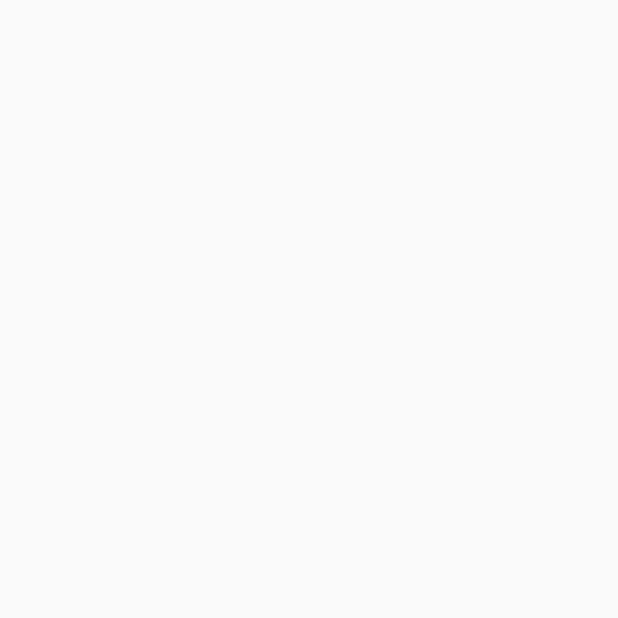
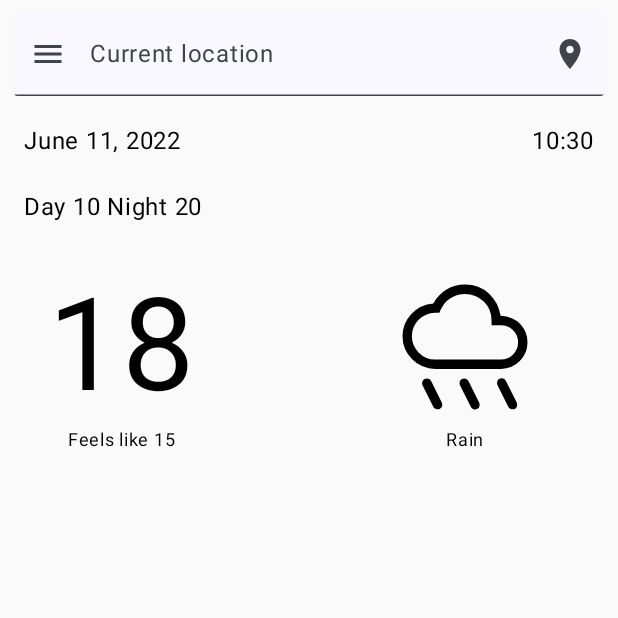
Before and after one commit to mplekunov/WeatherApp, an Android app built with Jetpack Compose: the screen it shows after launch (MainActivity), on a phone screen of 412 x 824 dp, the top half of it. Before the commit the part shown is empty. Run offline under Robolectric (Android 15) with nearby library versions, the phone set to English and light mode, and no system bars.

Commit message:
A bit of weatherOverview UI

```diff
--- a/app/src/main/java/com/application/weatherapp/MainActivity.kt
+++ b/app/src/main/java/com/application/weatherapp/MainActivity.kt
@@ -3,24 +3,34 @@ package com.application.weatherapp
 import android.os.Bundle
 import androidx.activity.ComponentActivity
 import androidx.activity.compose.setContent
-import androidx.compose.foundation.background
 import androidx.compose.foundation.layout.*
-import androidx.compose.foundation.shape.CircleShape
 import androidx.compose.foundation.shape.RoundedCornerShape
-import androidx.compose.foundation.text.BasicTextField
 import androidx.compose.material.icons.Icons
 import androidx.compose.material.icons.filled.LocationOn
 import androidx.compose.material.icons.filled.Menu
-import androidx.compose.material.icons.materialIcon
 import androidx.compose.material3.*
 import androidx.compose.runtime.Composable
+import androidx.compose.ui.Alignment
+import androidx.compose.ui.Alignment.Companion.BottomEnd
+import androidx.compose.ui.Alignment.Companion.BottomStart
+import androidx.compose.ui.Alignment.Companion.CenterEnd
+import androidx.compose.ui.Alignment.Companion.CenterHorizontally
+import androidx.compose.ui.Alignment.Companion.CenterStart
+import androidx.compose.ui.Alignment.Companion.TopEnd
+import androidx.compose.ui.Alignment.Companion.TopStart
 import androidx.compose.ui.Modifier
-import androidx.compose.ui.graphics.Color
+import androidx.compose.ui.graphics.painter.Painter
+import androidx.compose.ui.layout.VerticalAlignmentLine
+import androidx.compose.ui.res.painterResource
 import androidx.compose.ui.res.stringResource
 import androidx.compose.ui.tooling.preview.Preview
-import androidx.compose.ui.tooling.preview.PreviewParameter
 import androidx.compose.ui.unit.dp
+import androidx.compose.ui.unit.sp
 import com.application.weatherapp.ui.theme.WeatherAppTheme
+import java.time.LocalDate
+import java.time.LocalDateTime
+import java.time.format.DateTimeFormatter
+import java.time.format.FormatStyle
 
 class MainActivity : ComponentActivity() {
 
@@ -28,7 +38,7 @@ class MainActivity : ComponentActivity() {
         super.onCreate(savedInstanceState)
         setContent {
             WeatherAppTheme {
-
+                Home()
             }
         }
     }
@@ -43,7 +53,7 @@ class MainActivity : ComponentActivity() {
             onValueChange = onValueChange,
             modifier = modifier
                 .fillMaxWidth()
-                .heightIn(min = 20.dp),
+                .heightIn(min = 16.dp),
             trailingIcon = {
                 Icon(
                     imageVector = Icons.Default.LocationOn,
@@ -68,21 +78,116 @@ class MainActivity : ComponentActivity() {
 
     @Composable
     fun WeatherOverview(
+        currentWeather: Weather,
         modifier: Modifier
     ) {
         Column {
+            CurrentDateOverview(modifier)
 
+            CurrentWeatherOverview(
+                currentWeather,
+                modifier
+            )
         }
     }
+
+    @Composable
+    fun CurrentWeatherOverview(
+        currentWeather: Weather,
+        modifier: Modifier
+    ) {
+
+        Text(
+            text = "Day ${currentWeather.dayTemperature.toInt()} Night ${currentWeather.nightTemperature.toInt()}",
+            modifier = modifier
+        )
+        Box(
+            modifier
+                .fillMaxWidth()
+                .padding(end = 20.dp)
+        ) {
+            Column(modifier.align(BottomStart)) {
+                Text(
+                    text = "${currentWeather.currentTemperature.toInt()}",
+                    fontSize = 86.sp,
+                )
+
+                Text(
+                    text = "Feels like ${currentWeather.feelingTemperature.toInt()}",
+                    fontSize = 12.sp,
+                    modifier = Modifier.align(CenterHorizontally)
+                )
+            }
+
+            Column(modifier.align(BottomEnd)) {
+                Icon(
+                    painter = painterResource(R.drawable.ic_rainy),
+                    contentDescription = "Rainy",
+                    modifier = Modifier
+                        .size(100.dp)
+                )
+
+                Text(
+                    text = "Rain",
+                    fontSize = 12.sp,
+                    modifier = Modifier.align(CenterHorizontally)
+                )
+            }
+        }
+    }
+
+    @Composable
+    fun CurrentDateOverview(
+        modifier: Modifier
+    ) {
+        Box(
+            modifier
+                .fillMaxWidth()
+        ) {
+            Text(
+                text = LocalDateTime.now().format(
+                    DateTimeFormatter.ofLocalizedDate(
+                        FormatStyle.LONG
+                    )
+                )
+            )
+
+            Text(
+                text = LocalDateTime.now().format(
+                    DateTimeFormatter.ofPattern("HH:mm")
+                ),
+                modifier = Modifier.align(CenterEnd)
+            )
+        }
+    }
+
+    @Composable
+    fun Home() {
+        Column {
+            SearchLocationBar(
+                modifier = Modifier
+                    .padding(all = 8.dp)
+            ) {}
+
+            WeatherOverview(
+                modifier = Modifier.padding(
+                    start = 16.dp,
+                    end = 16.dp,
+                    top = 10.dp,
+                    bottom = 10.dp
+                ),
+                currentWeather = weatherTest
+            )
+        }
+    }
+
+    val weatherTest = Weather(LocalDate.now(), 10F, 20F, 15F, 18F, WeatherType.Rainy)
 
     @Preview
     @Composable
     fun HomePreview() {
         WeatherAppTheme {
-            SearchLocationBar(
-                modifier = Modifier
-                    .padding(all = 8.dp)
-            ) {}
+            Home()
         }
     }
 }
--- /dev/null
+++ b/app/src/main/java/com/application/weatherapp/Weather.kt
@@ -0,0 +1,14 @@
+package com.application.weatherapp
+
+import java.time.LocalDate
+
+
+class Weather(
+    val date: LocalDate,
+    val dayTemperature: Float,
+    val nightTemperature: Float,
+    val feelingTemperature: Float,
+    val currentTemperature: Float,
+    val weatherType: WeatherType
+    ) {
+}
--- /dev/null
+++ b/app/src/main/java/com/application/weatherapp/WeatherType.kt
@@ -0,0 +1,7 @@
+package com.application.weatherapp
+
+enum class WeatherType {
+    Rainy,
+    Sunny,
+    Cloudy
+}
--- /dev/null
+++ b/app/src/main/res/drawable/ic_rainy.xml
@@ -0,0 +1,10 @@
+<vector xmlns:android="http://schemas.android.com/apk/res/android"
+    android:width="48dp"
+    android:height="48dp"
+    android:viewportWidth="48"
+    android:viewportHeight="48"
+    android:tint="?android:attr/colorPrimary">
+  <path
+      android:fillColor="@android:color/white"
+      android:pathData="M27.9,43.85Q27.35,44.1 26.725,43.9Q26.1,43.7 25.85,43.15L22.4,36.25Q22.15,35.7 22.325,35.075Q22.5,34.45 23.05,34.2Q23.6,33.95 24.225,34.15Q24.85,34.35 25.1,34.9L28.55,41.8Q28.8,42.35 28.625,42.975Q28.45,43.6 27.9,43.85ZM39.9,43.8Q39.35,44.05 38.725,43.85Q38.1,43.65 37.85,43.1L34.4,36.2Q34.15,35.65 34.325,35.025Q34.5,34.4 35.05,34.15Q35.6,33.9 36.225,34.1Q36.85,34.3 37.1,34.85L40.55,41.75Q40.8,42.3 40.625,42.925Q40.45,43.55 39.9,43.8ZM15.9,43.8Q15.35,44.05 14.725,43.875Q14.1,43.7 13.85,43.15L10.4,36.25Q10.15,35.7 10.35,35.075Q10.55,34.45 11.1,34.2Q11.65,33.95 12.275,34.125Q12.9,34.3 13.15,34.85L16.6,41.8Q16.85,42.35 16.65,42.95Q16.45,43.55 15.9,43.8ZM14.5,31Q10.15,31 7.075,27.925Q4,24.85 4,20.5Q4,16.55 6.825,13.45Q9.65,10.35 13.85,10.05Q15.45,7.25 18.075,5.625Q20.7,4 24,4Q28.55,4 31.625,6.875Q34.7,9.75 35.4,14Q39.35,14.2 41.675,16.675Q44,19.15 44,22.5Q44,26 41.525,28.5Q39.05,31 35.5,31ZM14.5,28H35.5Q37.8,28 39.4,26.375Q41,24.75 41,22.5Q41,20.2 39.4,18.6Q37.8,17 35.5,17H32.5V15.5Q32.5,11.95 30.025,9.475Q27.55,7 24,7Q21.45,7 19.325,8.375Q17.2,9.75 16.2,12.1L15.8,13H14.4Q11.3,13.1 9.15,15.275Q7,17.45 7,20.5Q7,23.6 9.2,25.8Q11.4,28 14.5,28ZM24,17.5Q24,17.5 24,17.5Q24,17.5 24,17.5Q24,17.5 24,17.5Q24,17.5 24,17.5Q24,17.5 24,17.5Q24,17.5 24,17.5Q24,17.5 24,17.5Q24,17.5 24,17.5Q24,17.5 24,17.5Q24,17.5 24,17.5Q24,17.5 24,17.5Q24,17.5 24,17.5Z"/>
+</vector>
```
